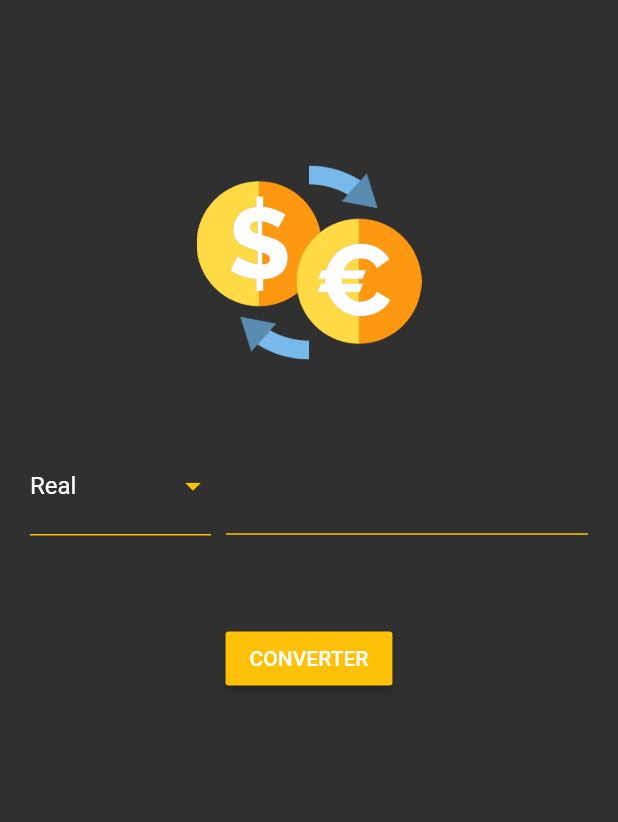
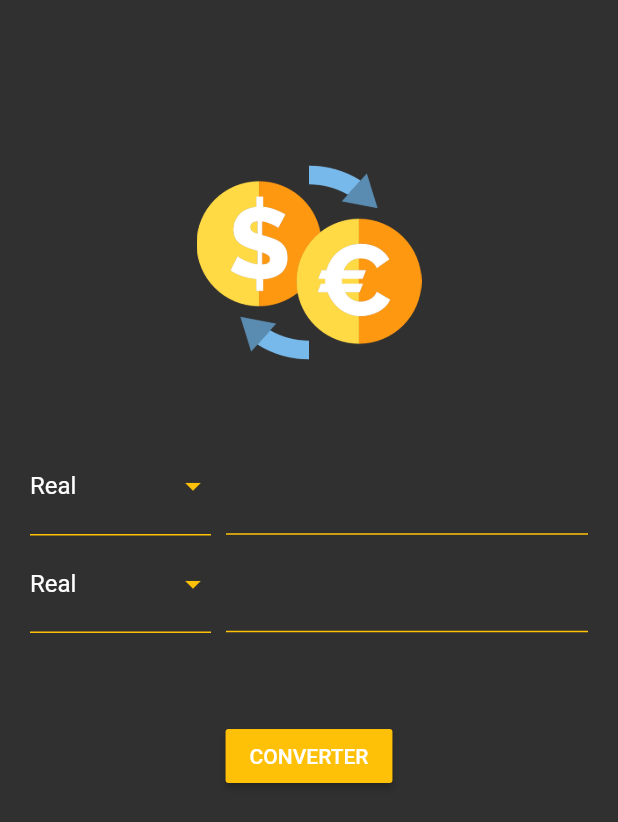
Before and after one commit to kr0ck/Conversor-de-moedas, a Flutter app: the screen it shows after launch, on a phone screen of 412 x 824 dp. Shown: the top 822 px of the screen. Run offline on Flutter 3.47's test engine with Material 2 defaults, Android fonts, the phone set to English and light mode, and no system bars.

Commit message:
Colocando o singleScrowView para rolar a tela

```diff
--- a/lib/app/Views/home_page.dart
+++ b/lib/app/Views/home_page.dart
@@ -6,18 +6,20 @@ class HomePage extends StatelessWidget {
   @override
   Widget build(BuildContext context) {
     return Scaffold(
-      body: SizedBox(
+      body: SingleChildScrollView(
+        child: SizedBox(
           width: MediaQuery.of(context).size.width,
           height: MediaQuery.of(context).size.height,
           child: Padding(
-          padding:
-              const EdgeInsets.only(right: 20, left: 20, bottom: 10, top: 100),
+            padding: const EdgeInsets.only(
+                right: 20, left: 20, bottom: 10, top: 100),
             child: Column(
               children: [
                 Image.asset('assets/logo.png', width: 150, height: 150),
                 SizedBox(
                   height: 50,
                 ),
+                BoxModedaComponente(),
                 BoxModedaComponente(),
                 SizedBox(height: 50),
                 RaisedButton(
@@ -29,6 +31,7 @@ class HomePage extends StatelessWidget {
             ),
           ),
         ),
+      ),
     );
   }
 }
```
Lines whose indentation alone changed are shown as unchanged.
